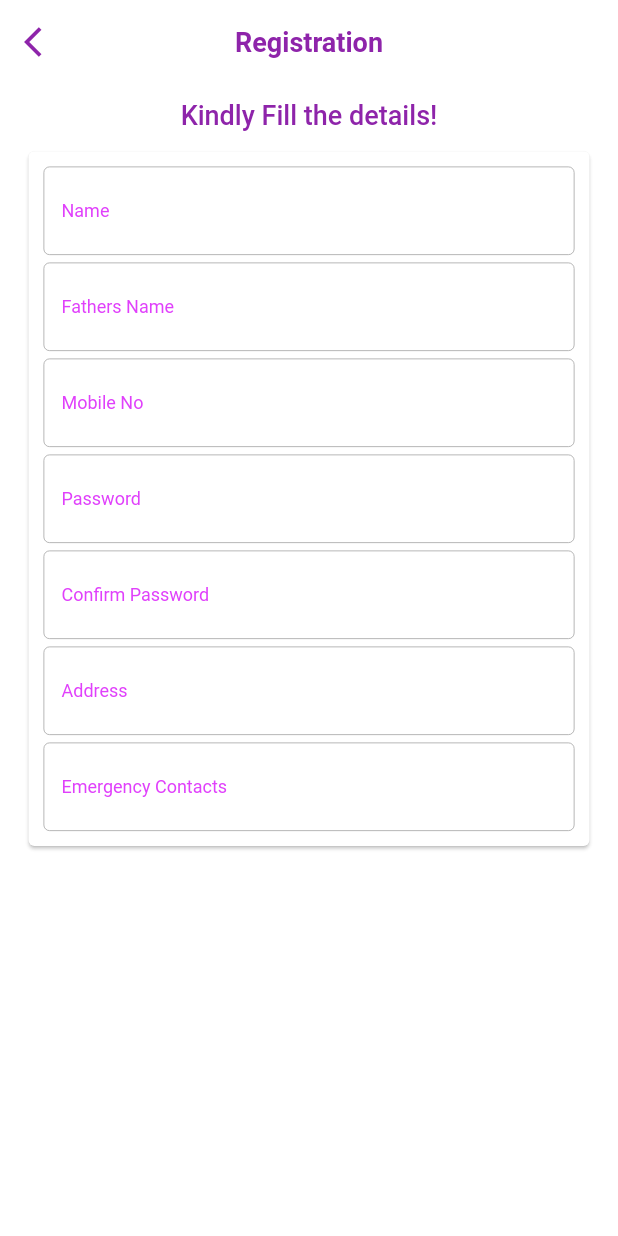
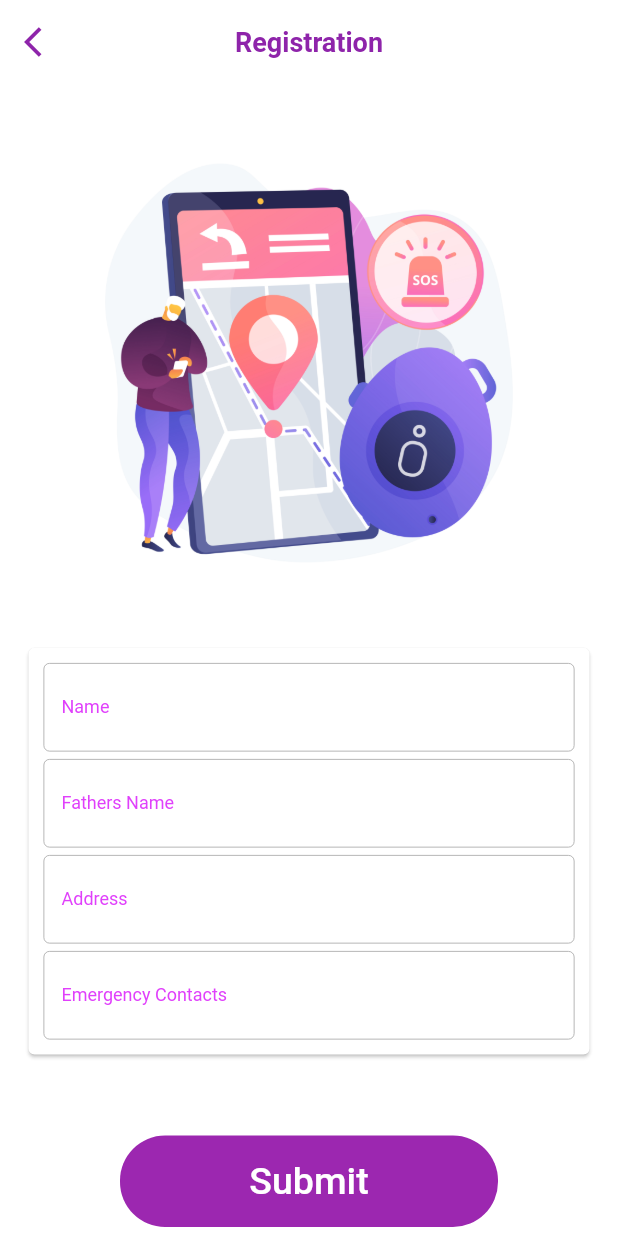
Before and after one commit to coolpepe17/gokullu2, a Flutter app: the RegisterScreen screen opened directly, on a phone screen of 412 x 824 dp. Run offline on Flutter 3.47's test engine with Material 2 defaults, Android fonts, the phone set to English and light mode, and no system bars; our stand-ins replace flutter_svg.

Commit message:
register_submit

```diff
--- a/lib/screen/register/register_screen.dart
+++ b/lib/screen/register/register_screen.dart
@@ -3,6 +3,8 @@ import 'dart:ui';
 //import 'package:flutter/gestures.dart';
 import 'package:flutter/material.dart';
 import 'package:gokullu/constant.dart';
+import 'package:gokullu/screen/home/widget/continue_button.dart';
+import 'package:gokullu/screen/register/widget/submit_button.dart';
 //import 'package:flutter_coffee/screen/login/widget/login_button.dart';
 // import 'package:flutter_coffee/screen/login/widget/login_form.dart';
 // import 'package:flutter_coffee/screen/login/widget/welcome_back.dart';
@@ -21,40 +23,7 @@ class RegisterScreen extends StatelessWidget {
           children: <Widget>[
             WelcomeTo(),
             RegForm(),
-            /*Container(
-              padding: const EdgeInsets.symmetric(horizontal: 30),
-              alignment: Alignment.centerRight,
-              child: Text(
-                'Forgot password?',
-                style: TextStyle(color: mPrimaryColor),
-              ),
-            ),
-            SizedBox(
-              height: 60,
-            ),
-            LoginButton(),
-            Container(
-              padding: const EdgeInsets.symmetric(
-                horizontal: 30,
-                vertical: 16,
-              ),
-              alignment: Alignment.center,
-              child: RichText(
-                text: TextSpan(style: TextStyle(color: Colors.grey), children: [
-                  TextSpan(text: 'Don\'t have an account? '),
-                  TextSpan(
-                    text: 'Register',
-                    style: TextStyle(
-                      color: mPrimaryColor,
-                    ),
-                    recognizer: TapGestureRecognizer()
-                      ..onTap = () {
-                        Navigator.pop(context);
-                      },
-                  ),
-                ]),
-              ),
-            )*/
+            SubmitButton(),
           ],
         ),
       ),
--- a/lib/screen/register/widget/register_form.dart
+++ b/lib/screen/register/widget/register_form.dart
@@ -35,32 +35,32 @@ class RegForm extends StatelessWidget {
                 SizedBox(
                   height: 5,
                 ),
-                InputTextField(
-                  label: 'Mobile No',
-                  hint: 'Enter Mobile No.',
-                  onChange: (value) {},
-                ),
-                SizedBox(
-                  height: 5,
-                ),
-                InputTextField(
-                  label: 'Password',
-                  hint: 'Enter Password',
-                  password: true,
-                  onChange: (value) {},
-                ),
-                SizedBox(
-                  height: 5,
-                ),
-                InputTextField(
-                  label: 'Confirm Password',
-                  hint: 'Confirm Password',
-                  password: true,
-                  onChange: (value) {},
-                ),
-                SizedBox(
-                  height: 5,
-                ),
+                // InputTextField(
+                //   label: 'Mobile No',
+                //   hint: 'Enter Mobile No.',
+                //   onChange: (value) {},
+                // ),
+                // SizedBox(
+                //   height: 5,
+                // ),
+                // InputTextField(
+                //   label: 'Password',
+                //   hint: 'Enter Password',
+                //   password: true,
+                //   onChange: (value) {},
+                // ),
+                // SizedBox(
+                //   height: 5,
+                // ),
+                // InputTextField(
+                //   label: 'Confirm Password',
+                //   hint: 'Confirm Password',
+                //   password: true,
+                //   onChange: (value) {},
+                // ),
+                // SizedBox(
+                //   height: 5,
+                // ),
                 InputTextField(
                   label: 'Address',
                   hint: 'Enter Address',
--- /dev/null
+++ b/lib/screen/register/widget/submit_button.dart
@@ -0,0 +1,83 @@
+import 'package:flutter/material.dart';
+import 'package:gokullu/constant.dart';
+import 'package:gokullu/screen/login/login_screen.dart';
+import 'package:gokullu/screen/register/register_screen.dart';
+
+class SubmitButton extends StatelessWidget {
+  const SubmitButton({
+    Key key,
+  }) : super(key: key);
+
+  @override
+  Widget build(BuildContext context) {
+    return Container(
+      padding: const EdgeInsets.fromLTRB(80, 50, 50, 10),
+      child: Row(
+        mainAxisAlignment: MainAxisAlignment.center,
+        children: <Widget>[
+          Expanded(
+            child: FlatButton(
+              shape: RoundedRectangleBorder(
+                borderRadius: BorderRadius.circular(30),
+              ),
+              color: mPrimaryColor,
+              onPressed: () {
+                Navigator.push(
+                  context,
+                  MaterialPageRoute(
+                    builder: (context) {
+                      return RegisterScreen();
+                    },
+                  ),
+                );
+              },
+              child: Container(
+                padding: const EdgeInsets.symmetric(vertical: 16),
+                alignment: Alignment.center,
+                width: double.infinity,
+                child: Text(
+                  'Submit',
+                  style: TextStyle(
+                    fontSize: 25,
+                    color: Colors.white,
+                  ),
+                ),
+              ),
+            ),
+          ),
+          SizedBox(
+            width: 30,
+          ),
+          // Expanded(
+          //   child: FlatButton(
+          //     shape: RoundedRectangleBorder(
+          //         borderRadius: BorderRadius.circular(36),
+          //         side: BorderSide(color: mPrimaryColor)),
+          //     onPressed: () {
+          //       Navigator.push(
+          //         context,
+          //         MaterialPageRoute(
+          //           builder: (context) {
+          //             return LoginScreen();
+          //           },
+          //         ),
+          //       );
+          //     },
+          //     // child: Container(
+          //     //   padding: const EdgeInsets.symmetric(vertical: 16),
+          //     //   alignment: Alignment.center,
+          //     //   width: double.infinity,
+          //     //   child: Text(
+          //     //     'Login',
+          //     //     style: TextStyle(
+          //     //       color: mPrimaryColor,
+          //     //     ),
+          //     //   ),
+          //     // ),
+          //   ),
+          // ),
+        ],
+      ),
+    );
+  }
+}
--- a/lib/screen/register/widget/welcome_to.dart
+++ b/lib/screen/register/widget/welcome_to.dart
@@ -11,14 +11,11 @@ class WelcomeTo extends StatelessWidget {
     return Container(
       padding: const EdgeInsets.symmetric(horizontal: 30, vertical: 10),
       child: Center(
-        child: Text(
-          'Kindly Fill the details!',
-          style: TextStyle(
-            color: mPrimaryTextColor,
-            fontSize: 18,
-            fontWeight: FontWeight.w500,
-          ),
-        ),
+        child: ClipRRect(
+            borderRadius: BorderRadius.circular(15.0),
+            child: Image.asset(
+              'assets/images/register.jpg',
+            )),
       ),
     );
   }
```
Also changed, not shown: lib/screen/home/home_screen.dart (+17 -5 lines), lib/screen/home/widget/continue_button.dart (added, +83 -0 lines), lib/screen/home/widget/slider_dot.dart (+20 -20 lines), assets/images/atal_tunnel.jpg (added), assets/images/register.jpg (added), assets/images/trek3.jpg (added), assets/images/tunnel.jpg (added).
